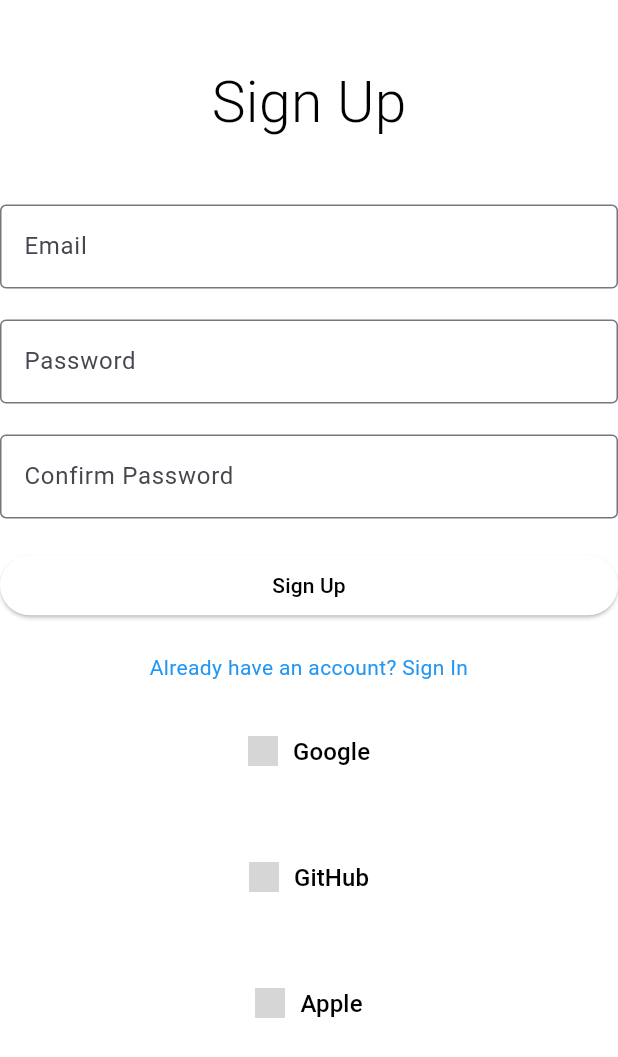
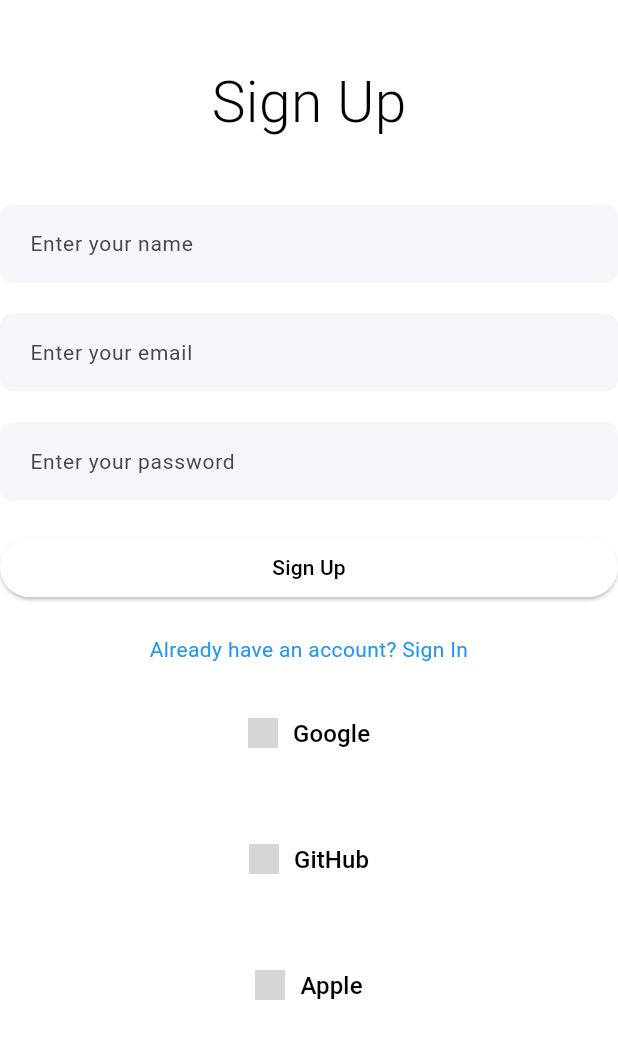
Before and after one commit to keeertnaa/yaarit, a Flutter app: the screen it shows after launch, on a phone screen of 412 x 824 dp. Shown: the top 1057 px of the screen. Run offline on Flutter 3.47's test engine with Material 3 defaults, Android fonts, the phone set to English and light mode, and no system bars; our stand-ins replace shared_preferences; network calls fail; grey boxes are pictures that could not be loaded.

Commit message:
On branch main Your branch is up to date with 'origin/main'.
Changes to be committed:
	modified:   lib/main.dart
	new file:   lib/screens/homepage.dart
	modified:   lib/screens/loginflow/signup.dart
	modified:   lib/services/auth_services.dart
	modified:   macos/Flutter/GeneratedPluginRegistrant.swift
	modified:   pubspec.lock

```diff
--- a/lib/main.dart
+++ b/lib/main.dart
@@ -34,6 +34,7 @@ class MyApp extends StatelessWidget {
       initialRoute: '/',
       routes: {
       '/': (context) => const SignupPage(), // SigninPage(),
+      '/signin': (context) => const SigninPage(),
     },
     // home: Provider.of<UserProvider>(context).user.token.isEmpty ? const SignupScreen() : const HomeScreen(),
 );
--- a/lib/screens/loginflow/signup.dart
+++ b/lib/screens/loginflow/signup.dart
@@ -1,14 +1,35 @@
 import 'package:flutter/material.dart';
+import 'package:yaarit/screens/loginflow/signin.dart';
 import 'package:yaarit/screens/loginflow/socials.dart';
 import 'package:yaarit/screens/constants/constant.dart';
+import 'package:yaarit/services/auth_services.dart';
+import 'package:yaarit/custom_textfield.dart';
 
-class SignupPage extends StatelessWidget {
+class SignupPage extends StatefulWidget {
   const SignupPage({Key? key}) : super(key: key);
+
+  @override
+  State<SignupPage> createState() => _SignupPageState();
+}
+
+class _SignupPageState extends State<SignupPage> {
+  final TextEditingController emailController = TextEditingController();
+  final TextEditingController passwordController = TextEditingController();
+  final TextEditingController nameController = TextEditingController();
+  final AuthService authService = AuthService();
+
+  void signupUser() {
+    authService.signUpUser(
+      context: context,
+      email: emailController.text,
+      password: passwordController.text,
+      name: nameController.text,
+    );
+  }
 
   @override
   Widget build(BuildContext context) {
     GlobalSizes.init(context); // Initialize GlobalSizes
-
     return Scaffold(
       backgroundColor: Colors.white,
       body: SingleChildScrollView(
@@ -28,33 +49,43 @@ class SignupPage extends StatelessWidget {
               ),
             ),
             SizedBox(height: GlobalSizes.h*0.05),
-            TextFormField(
-              decoration: const InputDecoration(
-                labelText: 'Email',
-                border: OutlineInputBorder(),
-              ),
+            // TextFormField(
+            //   decoration: const InputDecoration(
+            //     labelText: 'Email',
+            //     border: OutlineInputBorder(),
+            //   ),
+            // ),
+            CustomTextField(
+              controller: nameController,
+              hintText: 'Enter your name',
             ),
             SizedBox(height: GlobalSizes.h*0.025),
-            TextFormField(
-              obscureText: true,
-              decoration: const InputDecoration(
-                labelText: 'Password',
-                border: OutlineInputBorder(),
-              ),
+            // TextFormField(
+            //   obscureText: true,
+            //   decoration: const InputDecoration(
+            //     labelText: 'Password',
+            //     border: OutlineInputBorder(),
+            //   ),
+            // ),
+            CustomTextField(
+              controller: emailController,
+              hintText: 'Enter your email',
             ),
             SizedBox(height: GlobalSizes.h*0.025),
-            TextFormField(
-              obscureText: true,
-              decoration: const InputDecoration(
-                labelText: 'Confirm Password',
-                border: OutlineInputBorder(),
-              ),
+            // TextFormField(
+            //   obscureText: true,
+            //   decoration: const InputDecoration(
+            //     labelText: 'Confirm Password',
+            //     border: OutlineInputBorder(),
+            //   ),
+            // ),
+            CustomTextField(
+              controller: passwordController,
+              hintText: 'Enter your password',
             ),
             SizedBox(height: GlobalSizes.h*0.025),
             ElevatedButton(
-              onPressed: () {
-                // Implement sign-up functionality here
-              },
+              onPressed: signupUser,
               style: ElevatedButton.styleFrom(
                 backgroundColor: Colors.white,
               ),
@@ -67,6 +98,7 @@ class SignupPage extends StatelessWidget {
             GestureDetector(
               onTap: () {
                 // Navigate to sign-in page or implement other action
+                Navigator.push(context, MaterialPageRoute(builder: (context) => const SigninPage()));
               },
               child: const Text(
                 'Already have an account? Sign In',
```
Also changed, not shown: lib/screens/homepage.dart (added, +10 -0 lines), lib/services/auth_services.dart (+5 -6 lines), pubspec.lock, 1 other file.
